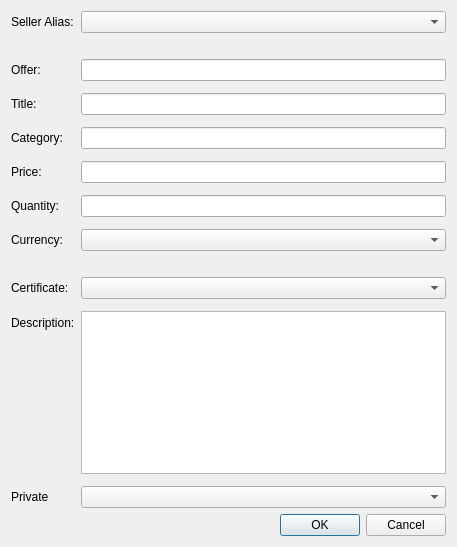
This is src/qt/forms/editofferdialog.ui in willyko/syscoin2 as Qt 5 draws it before an edit. The edited form follows.
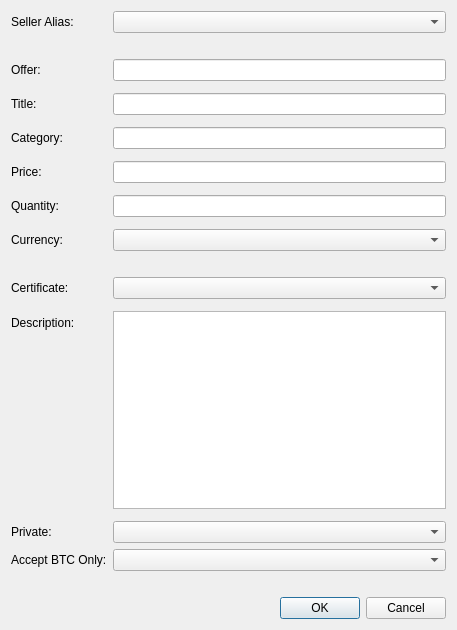
This is the edited form.

```diff
--- a/src/qt/forms/editofferdialog.ui
+++ b/src/qt/forms/editofferdialog.ui
@@ -7,7 +7,7 @@
     <x>0</x>
     <y>0</y>
     <width>457</width>
-    <height>547</height>
+    <height>630</height>
    </rect>
   </property>
   <property name="windowTitle">
@@ -165,7 +165,7 @@
      <item row="20" column="0">
       <widget class="QLabel" name="label">
        <property name="text">
-        <string>Private</string>
+        <string>Private:</string>
        </property>
       </widget>
      </item>
@@ -183,6 +183,23 @@
        </property>
       </widget>
      </item>
+     <item row="21" column="0">
+      <widget class="QLabel" name="label_3">
+       <property name="text">
+        <string>Accept BTC Only:</string>
+       </property>
+      </widget>
+     </item>
+     <item row="21" column="1">
+      <widget class="QComboBox" name="acceptBTCOnlyEdit"/>
+     </item>
+     <item row="22" column="1">
+      <widget class="QLabel" name="btcOnlyDisclaimer">
+       <property name="text">
+        <string/>
+       </property>
+      </widget>
+     </item>
     </layout>
    </item>
    <item>
```
